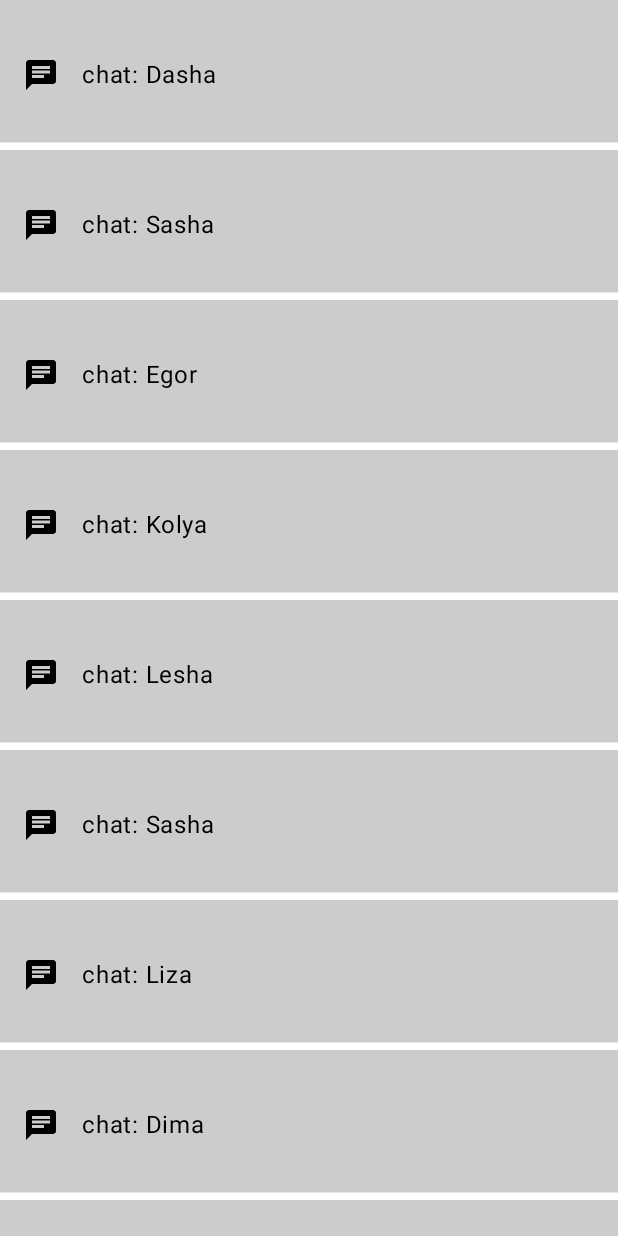
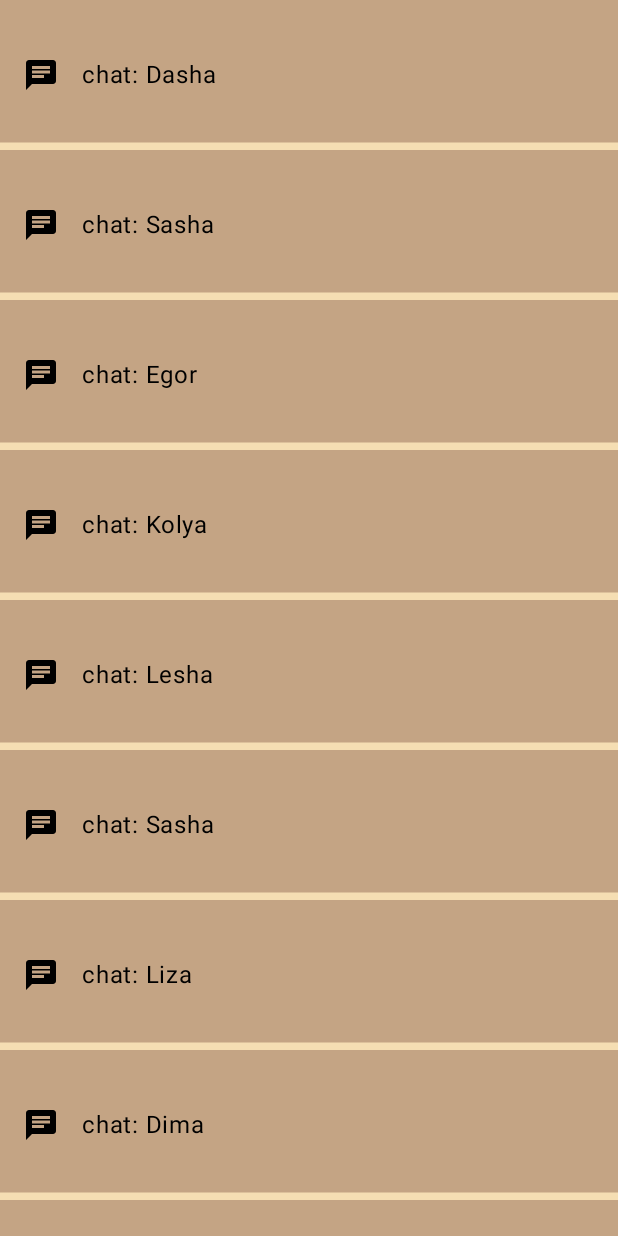
Before and after one commit to BogdanDohtarenko/Messenger, an Android app built with Jetpack Compose: the screen it shows after launch (MessengerActivity), on a phone screen of 412 x 824 dp. Run offline under Robolectric (Android 15) with nearby library versions, the phone set to English and light mode, and no system bars.

Commit message:
files and TODOs added

```diff
--- /dev/null
+++ b/app/src/main/java/com/ideasapp/messenger/presentation/ui/elements/chats/AtticField.kt
@@ -0,0 +1,3 @@
+package com.ideasapp.messenger.presentation.ui.elements.chats
+
+//TODO Ceil field to back stack and see recipient
--- a/app/src/main/java/com/ideasapp/messenger/presentation/ui/elements/chats/ChatItem.kt
+++ b/app/src/main/java/com/ideasapp/messenger/presentation/ui/elements/chats/ChatItem.kt
@@ -24,6 +24,7 @@ import androidx.compose.ui.graphics.Color
 import androidx.compose.ui.graphics.Color.Companion.DarkGray
 import androidx.compose.ui.graphics.Shape
 import androidx.compose.ui.platform.LocalDensity
+import androidx.compose.ui.res.colorResource
 import androidx.compose.ui.res.painterResource
 import androidx.compose.ui.unit.Dp
 import androidx.compose.ui.unit.dp
@@ -35,10 +36,12 @@ fun ChatItem(id: String) {
             modifier = Modifier
                 .height(100.dp)
                 .fillMaxWidth()
-                .background(color = Color.LightGray)
-                .border(width = 5.dp,
-                    color = Color.White,
-                    shape = getBottomLineShape(5.dp))
+                .background(color = colorResource(id = R.color.light_brown))
+                .border(
+                    width = 5.dp,
+                    color = colorResource(id = R.color.maroon),
+                    shape = getBottomLineShape(5.dp)
+                )
         ) {
             Column  {
                 Row (modifier = Modifier
--- /dev/null
+++ b/app/src/main/java/com/ideasapp/messenger/presentation/ui/elements/chats/MessagesField.kt
@@ -0,0 +1,3 @@
+package com.ideasapp.messenger.presentation.ui.elements.chats
+
+//TODO Field were messages will display
--- /dev/null
+++ b/app/src/main/java/com/ideasapp/messenger/presentation/ui/elements/chats/SendMessageInputText.kt
@@ -0,0 +1,3 @@
+package com.ideasapp.messenger.presentation.ui.elements.chats
+
+//TODO bottom field to send messages
--- /dev/null
+++ b/app/src/main/java/com/ideasapp/messenger/presentation/ui/screens/Chat.kt
@@ -0,0 +1 @@
+package com.ideasapp.messenger.presentation.ui.screens
--- a/app/src/main/java/com/ideasapp/messenger/presentation/viewModel/SignUpLoginViewModel.kt
+++ b/app/src/main/java/com/ideasapp/messenger/presentation/viewModel/SignUpLoginViewModel.kt
@@ -142,7 +142,7 @@ class SignUpLoginViewModel: ViewModel() {
     //#3 make sign up in firebase method //done
     //#4 make login in firebase method //done
     //#5 make insert in firebase database method //done
-    //TODO #6 make login async method
+    //#6 make login async method //done
 
 
 }
--- a/app/src/main/res/values/colors.xml
+++ b/app/src/main/res/values/colors.xml
@@ -7,4 +7,6 @@
     <color name="teal_700">#FF018786</color>
     <color name="black">#FF000000</color>
     <color name="white">#FFFFFFFF</color>
+    <color name="light_brown">#C4A484</color>
+    <color name="maroon">#F5DEB3</color>
 </resources>
```
